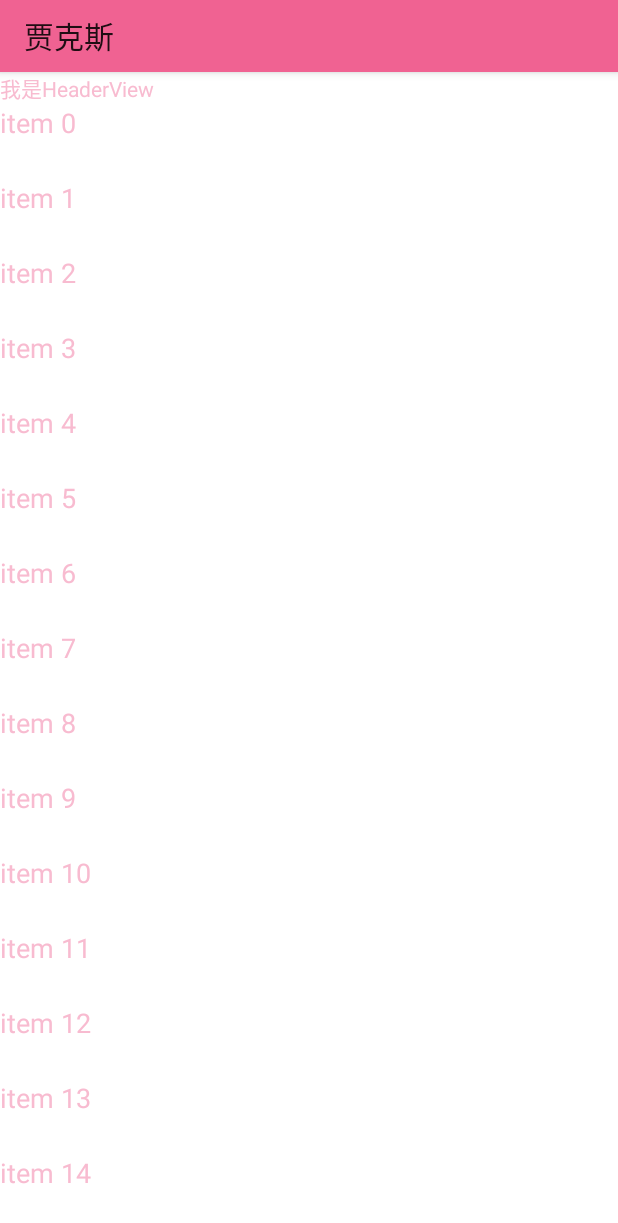
After one commit to jaxwog/Learing, an Android app: the HeaderActivity screen opened directly, with no data from a screen before it, on a phone screen of 412 x 824 dp. The commit adds this screen. Shown: the top 1223 px of the screen. Run offline under Robolectric (Android 15) with nearby library versions, the phone set to English and light mode, and no system bars; our stand-ins replace ButterKnife.

Commit message:
recycleView添加头尾，代理Adapter

```diff
--- a/app/src/main/AndroidManifest.xml
+++ b/app/src/main/AndroidManifest.xml
@@ -22,7 +22,8 @@
         <activity android:name=".activity.OrderActivity" />
         <activity android:name=".activity.recycleview.ThemeActivity" />
         <activity android:name=".activity.recycleview.RcSimpleActivity" />
-        <activity android:name=".activity.recycleview.RcDividerActivity"/>
+        <activity android:name=".activity.recycleview.RcDividerActivity" />
+        <activity android:name=".activity.recycleview.HeaderActivity"></activity>
     </application>
 
 </manifest>
--- a/app/src/main/java/com/love/jax/activity/MainActivity.java
+++ b/app/src/main/java/com/love/jax/activity/MainActivity.java
@@ -14,6 +14,7 @@ import android.widget.LinearLayout;
 
 import com.google.gson.Gson;
 import com.love.jax.R;
+import com.love.jax.activity.recycleview.HeaderActivity;
 import com.love.jax.activity.recycleview.RcDividerActivity;
 import com.love.jax.activity.recycleview.RcSimpleActivity;
 import com.love.jax.activity.recycleview.ThemeActivity;
@@ -64,7 +65,7 @@ public class MainActivity extends BaseActivity {
 
     InFuncAdapter mInFuncAdapter;
     private String[] mStrings = new String[]{
-            "屏幕适配","商品订单","主题适配","列表简单使用","列表间隔线","侧滑效果","文本输入","沉浸式设计","属性动画"
+            "屏幕适配","商品订单","主题适配","列表简单使用","列表间隔线","列表头尾","文本输入","沉浸式设计","属性动画"
 //            ,"南辕北辙","得陇望蜀","明修栈道","暗度陈仓","叶公好龙","无理取闹","风风火火","恍恍惚惚","德玛西亚"
 //            ,"剑圣偷塔","艾欧尼亚","暗影之道","五光十色","诺克萨斯","德邦总管","加里奥","凯南","武器大师"
 //            ,"金属大师","盖伦","德莱文","卢锡安","战争女神","黑暗骑士","斯嘉丽","黑寡妇","泰勒斯威夫特"
@@ -252,6 +253,10 @@ public class MainActivity extends BaseActivity {
                 sBundle.putString(ConfigSet.INTENT_STRING,"列表间隔线");
                 jumpToActivity(RcDividerActivity.class, sBundle);
                 break;
+            case "列表头尾":
+                sBundle.putString(ConfigSet.INTENT_STRING,"列表头尾");
+                jumpToActivity(HeaderActivity.class, sBundle);
+                break;
 
             default:
                     break;
--- /dev/null
+++ b/app/src/main/java/com/love/jax/activity/recycleview/HeaderActivity.java
@@ -0,0 +1,67 @@
+package com.love.jax.activity.recycleview;
+
+
+
+import android.support.v7.widget.LinearLayoutManager;
+import android.view.ViewGroup;
+import android.widget.TextView;
+
+import com.love.jax.R;
+import com.love.jax.activity.BaseActivity;
+import com.love.jax.adapter.MyHeardAdapter;
+import com.love.jax.view.WrapRecycleView;
+
+import java.util.ArrayList;
+import java.util.List;
+
+/**
+ * 自定义添加recycleView头部与尾部
+ */
+public class HeaderActivity extends BaseActivity {
+    private WrapRecycleView recyclerView;
+
+    @Override
+    protected void initJestListener() {
+
+    }
+
+    @Override
+    protected void initView() {
+        recyclerView = (WrapRecycleView) findViewById(R.id.recyclerView);
+
+
+//		View headerView = View.inflate(this, resource, root);
+        TextView headerView = new TextView(this);
+        //		TextView tv = headerView.findViewById(id);
+        ViewGroup.LayoutParams params = new ViewGroup.LayoutParams(ViewGroup.LayoutParams.MATCH_PARENT, ViewGroup.LayoutParams.WRAP_CONTENT);
+        headerView.setLayoutParams(params);
+        headerView.setText("我是HeaderView");
+        recyclerView.addHeaderView(headerView);
+
+        TextView footerView = new TextView(this);
+        params =new ViewGroup.LayoutParams(ViewGroup.LayoutParams.MATCH_PARENT, ViewGroup.LayoutParams.WRAP_CONTENT);
+
+        footerView.setLayoutParams(params);
+        footerView.setText("我是FooterView");
+        recyclerView.addFooterView(footerView);
+
+        List<String> list = new ArrayList<>();
+        for (int i = 0; i < 30; i++) {
+            list.add("item "+i);
+        }
+
+        MyHeardAdapter adapter = new MyHeardAdapter(list);
+        recyclerView.setLayoutManager(new LinearLayoutManager(this));
+        recyclerView.setAdapter(adapter);
+    }
+
+    @Override
+    protected void initData() {
+
+    }
+
+    @Override
+    protected int getContentView() {
+        return R.layout.activity_header;
+    }
+}
--- a/app/src/main/java/com/love/jax/activity/recycleview/RcDividerActivity.java
+++ b/app/src/main/java/com/love/jax/activity/recycleview/RcDividerActivity.java
@@ -36,7 +36,7 @@ public class RcDividerActivity extends BaseActivity {
     @Override
     protected void initView() {
         list = new ArrayList<String>();
-        for (int i = 0; i < 60; i++) {
+        for (int i = 0; i < 59; i++) {
             list.add("item"+i);
         }
 
@@ -47,7 +47,7 @@ public class RcDividerActivity extends BaseActivity {
 //        recylerview.setLayoutManager(new LinearLayoutManager(this));//默认垂直
         //reverseLayout:数据倒置，从右边开始滑动
 //		recylerview.setLayoutManager(new LinearLayoutManager(this, LinearLayoutManager.HORIZONTAL, true));
-		recylerview.setLayoutManager(new GridLayoutManager(this, 3));
+		recylerview.setLayoutManager(new GridLayoutManager(this, 4));
         //瀑布流效果
 //		recylerview.setLayoutManager(new StaggeredGridLayoutManager(3, LinearLayoutManager.VERTICAL));
 //		recylerview.setAdapter(sAdapter);
--- /dev/null
+++ b/app/src/main/java/com/love/jax/adapter/HeaderViewRecycleAdapter.java
@@ -0,0 +1,125 @@
+package com.love.jax.adapter;
+
+import android.support.annotation.NonNull;
+import android.support.v7.widget.RecyclerView;
+import android.view.View;
+import android.view.ViewGroup;
+
+
+
+
+import java.util.ArrayList;
+
+/**
+ * com.love.jax.adapter
+ * Created by jax on 2018/12/6 16:04
+ * @see android.widget.HeaderViewListAdapter
+ * TODO: adapter 包装类
+ */
+public class HeaderViewRecycleAdapter extends RecyclerView.Adapter {
+    private RecyclerView.Adapter mAdapter;
+    ArrayList<View> mHeaderViewInfos;
+    ArrayList<View> mFooterViewInfos;
+
+
+    public HeaderViewRecycleAdapter(ArrayList<View> headerViewInfos,
+                                 ArrayList<View> footerViewInfos,
+                                 RecyclerView.Adapter adapter) {
+        mAdapter = adapter;
+
+
+        if (headerViewInfos == null) {
+            mHeaderViewInfos = new ArrayList<>();
+        } else {
+            mHeaderViewInfos = headerViewInfos;
+        }
+
+        if (footerViewInfos == null) {
+            mFooterViewInfos = new ArrayList<>();
+        } else {
+            mFooterViewInfos = footerViewInfos;
+        }
+
+    }
+
+    public int getHeadersCount() {
+        return mHeaderViewInfos.size();
+    }
+
+    public int getFootersCount() {
+        return mFooterViewInfos.size();
+    }
+
+
+    @NonNull
+    @Override
+    public RecyclerView.ViewHolder onCreateViewHolder(@NonNull ViewGroup viewGroup, int viewType) {
+        //header
+        if(viewType==RecyclerView.INVALID_TYPE){
+            return new HeaderViewHolder(mHeaderViewInfos.get(0));
+        }else if(viewType==RecyclerView.INVALID_TYPE-1){//footer
+            return new HeaderViewHolder(mFooterViewInfos.get(0));
+        }
+        // Footer (off-limits positions will throw an IndexOutOfBoundsException)
+        return mAdapter.onCreateViewHolder(viewGroup, viewType);
+    }
+
+    @Override
+    public void onBindViewHolder(@NonNull RecyclerView.ViewHolder viewHolder, int position) {
+//也要划分三个区域
+        int numHeaders = getHeadersCount();
+        if (position < numHeaders) {//是头部
+            return ;
+        }
+        //adapter body
+        final int adjPosition = position - numHeaders;
+        int adapterCount = 0;
+        if (mAdapter != null) {
+            adapterCount = mAdapter.getItemCount();
+            if (adjPosition < adapterCount) {
+
+                mAdapter.onBindViewHolder(viewHolder, adjPosition);
+                return ;
+            }
+        }
+        //footer
+    }
+
+    @Override
+    public int getItemViewType(int position) {
+        //判断当前条目是什么类型的---决定渲染什么视图给什么数据
+        int numHeaders = getHeadersCount();
+        if (position < numHeaders) {//是头部
+            return RecyclerView.INVALID_TYPE;
+        }
+        //正常条目部分
+        // Adapter
+        final int adjPosition = position - numHeaders;
+        int adapterCount = 0;
+        if (mAdapter != null) {
+            adapterCount = mAdapter.getItemCount();
+            if (adjPosition < adapterCount) {
+                return mAdapter.getItemViewType(adjPosition);
+            }
+        }
+        //footer部分
+        return RecyclerView.INVALID_TYPE-1;
+    }
+
+    @Override
+    public int getItemCount() {
+        if (mAdapter!=null){
+            return getFootersCount()+getHeadersCount()+mAdapter.getItemCount();
+        }else {
+            return getFootersCount()+getHeadersCount();
+        }
+
+    }
+
+    private static class HeaderViewHolder extends RecyclerView.ViewHolder {
+
+        public HeaderViewHolder(View view) {
+            super(view);
+        }
+    }
+}
--- /dev/null
+++ b/app/src/main/java/com/love/jax/adapter/MyHeardAdapter.java
@@ -0,0 +1,56 @@
+package com.love.jax.adapter;
+
+import android.support.v7.widget.RecyclerView;
+import android.view.LayoutInflater;
+import android.view.View;
+import android.view.ViewGroup;
+import android.widget.TextView;
+
+import com.love.jax.R;
+
+import java.util.List;
+
+/**
+ * com.love.jax.adapter
+ * Created by jax on 2018/12/6 16:53
+ * TODO: 适配器类
+ */
+public class MyHeardAdapter extends RecyclerView.Adapter<MyHeardAdapter.ViewHolder> {
+    private List<String> list;
+
+    public MyHeardAdapter(List<String> list) {
+        // TODO Auto-generated constructor stub
+        this.list = list;
+    }
+
+
+    public class ViewHolder extends RecyclerView.ViewHolder{
+
+        public TextView tv;
+        public ViewHolder(View view) {
+            super(view);
+            // TODO Auto-generated constructor stub
+            tv = (TextView) view.findViewById(R.id.tv);
+        }
+
+    }
+
+    @Override
+    public int getItemCount() {
+        // TODO Auto-generated method stub
+        return list.size();
+    }
+
+    @Override
+    public void onBindViewHolder(ViewHolder holder, int position) {
+        holder.tv.setText(list.get(position));
+    }
+
+    @Override
+    public ViewHolder onCreateViewHolder(ViewGroup parent, int viewType) {
+        LayoutInflater layoutInflater = LayoutInflater.from(parent.getContext());
+        View view = layoutInflater.inflate(R.layout.item_wraphead_tv, parent, false);
+        ViewHolder holder = new ViewHolder(view);
+        return holder;
+    }
+}
--- /dev/null
+++ b/app/src/main/java/com/love/jax/view/WrapRecycleView.java
@@ -0,0 +1,63 @@
+package com.love.jax.view;
+
+import android.content.Context;
+import android.support.annotation.NonNull;
+import android.support.annotation.Nullable;
+import android.support.v7.widget.RecyclerView;
+import android.util.AttributeSet;
+import android.view.View;
+import android.widget.ListAdapter;
+
+import com.love.jax.adapter.HeaderViewRecycleAdapter;
+
+import java.util.ArrayList;
+
+/**
+ * com.love.jax.view
+ * @see android.widget.ListView#setAdapter(ListAdapter)
+ * Created by jax on 2018/12/6 15:48
+ * TODO: 包装类，继承recycleView添加自己的添加头部与尾部方法
+ */
+public class WrapRecycleView extends RecyclerView {
+    ArrayList<View> mHeaderViewInfos = new ArrayList();
+    ArrayList<View> mFooterViewInfos = new ArrayList();
+    private Adapter mAdapter;
+
+
+    public WrapRecycleView(@NonNull Context context, @Nullable AttributeSet attrs) {
+        super(context, attrs);
+    }
+
+    public void addHeaderView(View v){
+        mHeaderViewInfos.add(v);
+
+        // Wrap the adapter if it wasn't already wrapped.
+        if (mAdapter != null) {
+            if (!(mAdapter instanceof HeaderViewRecycleAdapter)) {
+                mAdapter = new HeaderViewRecycleAdapter(mHeaderViewInfos, mFooterViewInfos, mAdapter);
+            }
+        }
+    }
+
+    public void addFooterView(View v){
+        mFooterViewInfos.add(v);
+
+        // Wrap the adapter if it wasn't already wrapped.
+        if (mAdapter != null) {
+            if (!(mAdapter instanceof HeaderViewRecycleAdapter)) {
+                mAdapter = new HeaderViewRecycleAdapter(mHeaderViewInfos, mFooterViewInfos, mAdapter);
+            }
+        }
+    }
+
+
+    @Override
+    public void setAdapter(@Nullable Adapter adapter) {
+        if (mHeaderViewInfos.size() > 0|| mFooterViewInfos.size() > 0) {
+            mAdapter = new HeaderViewRecycleAdapter(mHeaderViewInfos, mFooterViewInfos, adapter);
+        } else {
+            mAdapter = adapter;
+        }
+        super.setAdapter(mAdapter);
+    }
+}
--- /dev/null
+++ b/app/src/main/res/layout/activity_header.xml
@@ -0,0 +1,13 @@
+<RelativeLayout xmlns:android="http://schemas.android.com/apk/res/android"
+    xmlns:tools="http://schemas.android.com/tools"
+    android:layout_width="match_parent"
+    android:layout_height="match_parent"
+    >
+
+    <com.love.jax.view.WrapRecycleView
+        android:id="@+id/recyclerView"
+        android:layout_width="match_parent"
+        android:layout_height="match_parent"
+        />
+
+</RelativeLayout>
--- /dev/null
+++ b/app/src/main/res/layout/item_wraphead_tv.xml
@@ -0,0 +1,14 @@
+<?xml version="1.0" encoding="utf-8"?>
+<LinearLayout xmlns:android="http://schemas.android.com/apk/res/android"
+    android:layout_width="match_parent"
+    android:layout_height="@dimen/dimen_dp_50dp"
+    android:orientation="vertical" >
+
+    <TextView
+        android:id="@+id/tv"
+        android:layout_width="wrap_content"
+        android:layout_height="wrap_content"
+        android:text="itemxxx"
+        android:textAppearance="?android:attr/textAppearanceMedium" />
+
+</LinearLayout>
```
